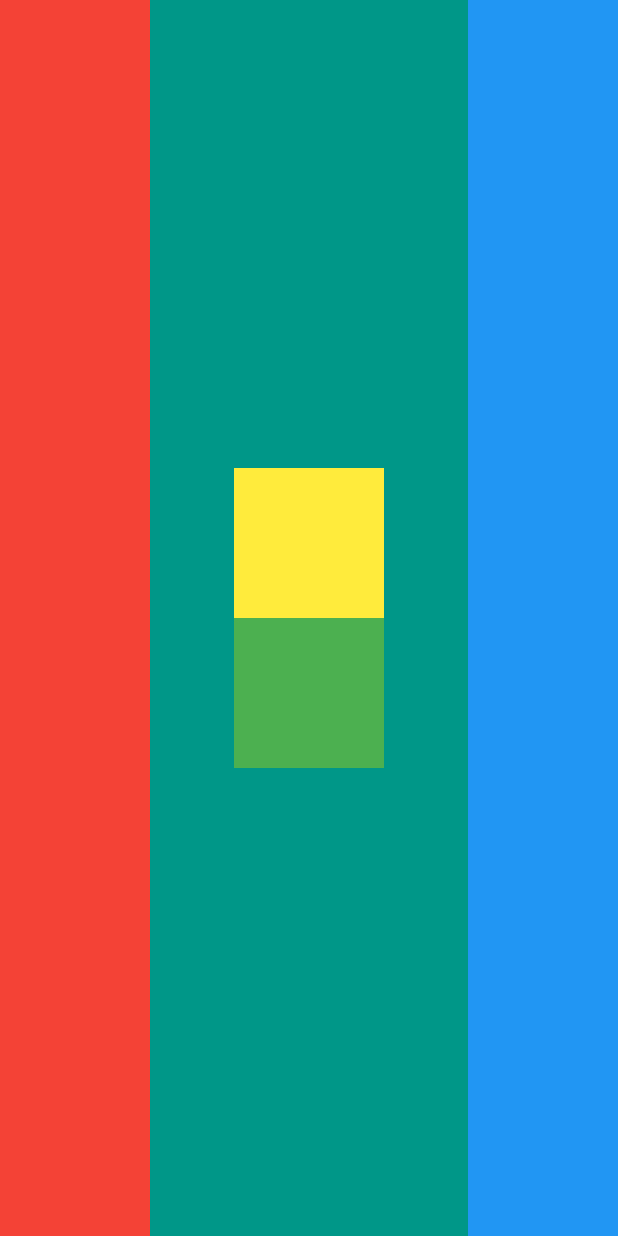
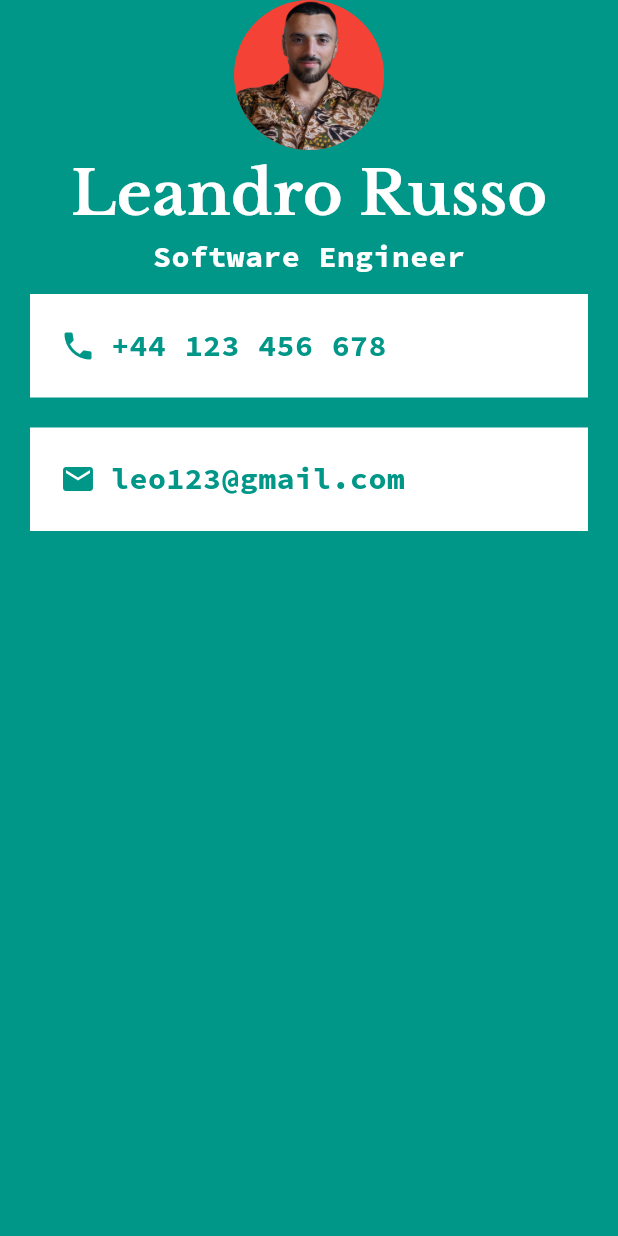
Before and after one commit to Sandpaperr/flutter, a Flutter app: the screen it shows after launch, on a phone screen of 412 x 824 dp. Run offline on Flutter 3.47's test engine with Material 3 defaults, Android fonts, the phone set to English and light mode, and no system bars.

Commit message:
added phone and address section

```diff
--- a/my_card_flutter/lib/main.dart
+++ b/my_card_flutter/lib/main.dart
@@ -13,38 +13,72 @@ class MyApp extends StatelessWidget {
       home: Scaffold(
         backgroundColor: Colors.teal,
         body: SafeArea(
-          child: Row(
-            //crossAxisAlignment: CrossAxisAlignment.stretch,
-            mainAxisAlignment: MainAxisAlignment.spaceBetween,
+          child:Column(
             children: [
-              Container(
-                width: 100.0,
-                //margin: const EdgeInsets.all(20.0),
-                //padding: const EdgeInsets.only(top: 10.0),
-                color: Colors.red,
+              const CircleAvatar(
+                backgroundImage: AssetImage("images/file.png"),
+                radius: 50.0,
+                backgroundColor: Colors.red,
               ),
-              // for spacing with specific height
-              //const SizedBox(height: 10,),
-              Column(
-                mainAxisAlignment: MainAxisAlignment.center,
-                children: [
-                  Container(
-                    width: 100.0,
-                    height: 100.0,
-                    color: Colors.yellow,
-                  ),
-                  Container(
-                    width: 100.0,
-                    height: 100.0,
-                    color: Colors.green,
-                  ),
-                ],
+              const Text(
+                "Leandro Russo",
+                style: TextStyle(
+                  fontFamily: "LibreBaskerville",
+                  fontSize: 40.0,
+                  color: Colors.white,
+                  fontWeight: FontWeight.bold,
+                ),
+              ),
+              const Text(
+                "Software Engineer",
+                style: TextStyle(
+                  color: Colors.white,
+                  fontSize: 20.0,
+                  fontFamily: "SourceCodePro",
+                ),
               ),
               Container(
-                width: 100,
-                color: Colors.blue,
+                color: Colors.white,
+                margin: EdgeInsets.symmetric(vertical: 10.0, horizontal: 20.0),
+                padding: EdgeInsets.all(20.0),
+                child: const Row(
+                  children: [
+                    Icon(
+                      Icons.phone,
+                      color: Colors.teal,
+                    ),
+                    SizedBox(width: 10.0,),
+                    Text("+44 123 456 678",
+                    style: TextStyle(
+                      fontFamily: "SourceCodePro",
+                      color: Colors.teal,
+                      fontSize: 20.0,
+                    ),)
+
+                  ],
+                ),
               ),
+              Container(
+                color: Colors.white,
+                margin: EdgeInsets.symmetric(vertical: 10.0, horizontal: 20.0),
+                padding: EdgeInsets.all(20.0),
+                child: const Row(
+                  children: [
+                    Icon(
+                      Icons.email,
+                      color: Colors.teal,
+                    ),
+                    SizedBox(width: 10.0,),
+                    Text("leo123@gmail.com",
+                      style: TextStyle(
+                        fontFamily: "SourceCodePro",
+                        color: Colors.teal,
+                        fontSize: 20.0,
+                      ),)
 
+                  ],
+                ),
+              ),
 
             ],
           ),
```
Also changed, not shown: my_card_flutter/pubspec.yaml (+12 -69 lines), my_card_flutter/fonts/LibreBaskerville-Bold.ttf (added), my_card_flutter/fonts/SourceCodePro-Bold.ttf (added), my_card_flutter/images/file.png (added).
